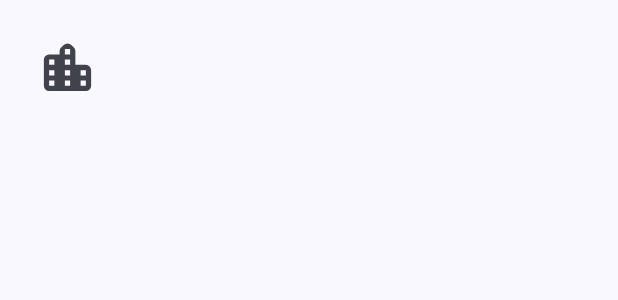
After one commit to gbulgaru/Simple-Weather, an Android app: the layout search_item.xml on its own in the app's theme, with its tools: preview values and no code run, on a phone screen of 412 x 824 dp. The commit adds this screen. Shown: the top 300 px of the screen. Run offline under Robolectric (Android 15) with nearby library versions, the phone set to English and light mode, and no system bars.

Commit message:
Ver1.5 SearchBar is now working (Issue #2 is solved).

```diff
--- a/app/build.gradle.kts
+++ b/app/build.gradle.kts
@@ -15,7 +15,7 @@ android {
 		minSdk = 31
 		targetSdk = 34
 		versionCode = 1
-		versionName = "1.1"
+		versionName = "1.5"
 
 		val secretsPropertiesFile = rootProject.file("secrets.properties")
 		val secretsProperties = Properties()
@@ -23,6 +23,7 @@ android {
 
 		buildConfigField("String", "OpenW_API_KEY", "\"${secretsProperties.getProperty("OpenW_API_KEY")}\"")
 		buildConfigField("String", "AccuW_API_KEY", "\"${secretsProperties.getProperty("AccuW_API_KEY")}\"")
+		buildConfigField("String", "Ninjas_API_KEY", "\"${secretsProperties.getProperty("Ninjas_API_KEY")}\"")
 
 		testInstrumentationRunner = "androidx.test.runner.AndroidJUnitRunner"
 	}
--- /dev/null
+++ b/app/src/main/res/drawable/ic_location_city_24px.xml
@@ -0,0 +1,10 @@
+<vector xmlns:android="http://schemas.android.com/apk/res/android"
+    android:width="24dp"
+    android:height="24dp"
+    android:viewportWidth="960"
+    android:viewportHeight="960"
+    android:tint="?attr/colorControlNormal">
+  <path
+      android:fillColor="@android:color/white"
+      android:pathData="M120,760L120,360Q120,327 143.5,303.5Q167,280 200,280L360,280L360,233Q360,217 366,202.5Q372,188 383,177L423,137Q446,114 480,114Q514,114 537,137L577,177Q588,188 594,202.5Q600,217 600,233L600,440L760,440Q793,440 816.5,463.5Q840,487 840,520L840,760Q840,793 816.5,816.5Q793,840 760,840L200,840Q167,840 143.5,816.5Q120,793 120,760ZM200,760L280,760L280,680L200,680L200,760ZM200,600L280,600L280,520L200,520L200,600ZM200,440L280,440L280,360L200,360L200,440ZM440,760L520,760L520,680L440,680L440,760ZM440,600L520,600L520,520L440,520L440,600ZM440,440L520,440L520,360L440,360L440,440ZM440,280L520,280L520,200L440,200L440,280ZM680,760L760,760L760,680L680,680L680,760ZM680,600L760,600L760,520L680,520L680,600Z"/>
+</vector>
--- /dev/null
+++ b/app/src/main/res/layout/search_item.xml
@@ -0,0 +1,35 @@
+<?xml version="1.0" encoding="utf-8"?>
+<LinearLayout
+		xmlns:android="http://schemas.android.com/apk/res/android"
+		android:layout_width="match_parent"
+		android:layout_height="wrap_content"
+		android:orientation="horizontal"
+		android:padding="24dp">
+
+	<ImageView
+			android:layout_width="42dp"
+			android:layout_height="42dp"
+			android:layout_marginEnd="24dp"
+			android:src="@drawable/ic_location_city_24px"
+			android:contentDescription="@string/descrCityIcon"
+			android:layout_gravity="center_vertical" />
+
+		<TextView
+				android:id="@+id/lblCityName"
+				android:layout_width="wrap_content"
+				android:layout_height="wrap_content"
+				android:textSize="18sp"
+				android:layout_marginEnd="16dp"
+				android:layout_gravity="center_vertical"
+				android:textAppearance="?attr/textAppearanceSearchResultTitle"/>
+
+		<TextView
+				android:id="@+id/lblCityLocation"
+				android:layout_width="wrap_content"
+				android:layout_height="wrap_content"
+				android:textSize="14sp"
+				android:layout_marginStart="16dp"
+				android:textAppearance="?attr/textAppearanceSearchResultSubtitle"
+				android:layout_gravity="center_vertical"/>
+
+</LinearLayout>
--- a/app/src/main/res/values/strings.xml
+++ b/app/src/main/res/values/strings.xml
@@ -24,4 +24,7 @@
         approximate location.\nYou can always opt out and receive predictions based on your internet location.\nWe will
         not share anything with third parties.
     </string>
+
+    <!-- Accessibility -->
+    <string name="descrCityIcon">A rounded icon representing a block of buildings</string>
 </resources>
```
Also changed, not shown: app/src/main/java/com/gbulgaru/simpleweather/MainActivity.java (+59 -0 lines), app/src/main/java/com/gbulgaru/simpleweather/RESTClients/Ninjas_Geocoding.java (added, +71 -0 lines), app/src/main/java/com/gbulgaru/simpleweather/ResultAdapter.java (added, +59 -0 lines), app/src/main/res/layout/activity_main.xml (+18 -9 lines), 1 other file.
